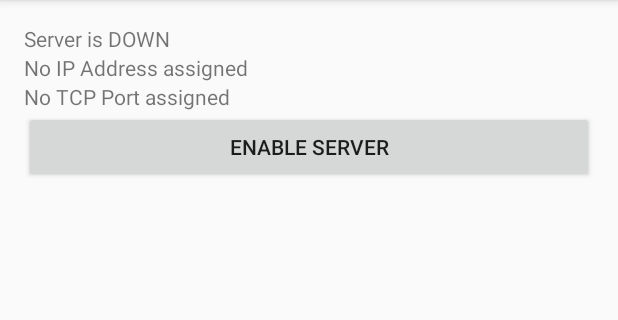
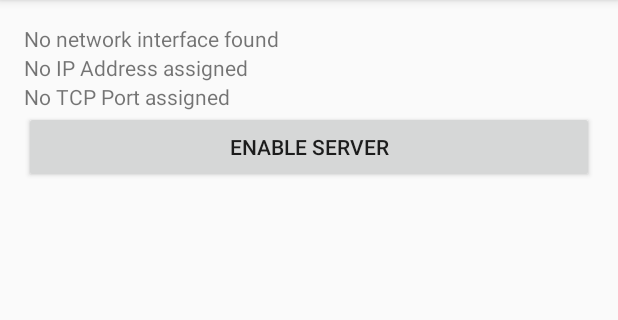
Before and after one commit to nerdaliciousCH/VS_fabischn_Webservices, an Android app: the screen it shows after launch (RESTServerActivity), after a tap on "REST SERVER", on a phone screen of 412 x 824 dp, the part 84-404 px from its top. Run offline under Robolectric (Android 15) with nearby library versions, the phone set to English and light mode, and no system bars.

Commit message:
just some comments

```diff
--- a/app/src/main/java/ch/ethz/inf/vs/a2/fabischn/webservices/RESTServerActivity.java
+++ b/app/src/main/java/ch/ethz/inf/vs/a2/fabischn/webservices/RESTServerActivity.java
@@ -20,8 +20,8 @@ import java.util.Enumeration;
 public class RESTServerActivity extends AppCompatActivity implements Button.OnClickListener{
 
     private static final String TAG = RESTServerActivity.class.getSimpleName();
-//    private static final String NETWORK_INTERFACE = "lo"; // loopback device for testing since there is no wlan0 in emulator
-    private static final String NETWORK_INTERFACE = "wlan0";
+    private static final String NETWORK_INTERFACE = "lo"; // loopback device for testing since there is no wlan0 in emulator
+ //   private static final String NETWORK_INTERFACE = "wlan0";
     private RESTService service;
 
     private TextView textViewIP;
@@ -63,7 +63,8 @@ public class RESTServerActivity extends AppCompatActivity implements Button.OnCl
         if (interfaces != null) {
             while(interfaces.hasMoreElements()){
                 netif = interfaces.nextElement();
-                Log.d(TAG, "IF: " + netif.getName() + " IP: " + netif.getInetAddresses().nextElement().toString());
+                // fdaniel commented because emulator wont run otherwise
+                // Log.d(TAG, "IF: " + netif.getName() + " IP: " + netif.getInetAddresses().nextElement().toString());
                 if (netif.getName().equals(NETWORK_INTERFACE)){
                     Log.d(TAG,"Found " + NETWORK_INTERFACE);
                     mNetworkInterface = netif;
@@ -71,7 +72,7 @@ public class RESTServerActivity extends AppCompatActivity implements Button.OnCl
             }
         }
         if(mNetworkInterface == null){
-            // TODO abort
+            textViewStatus.setText(getString(R.string.no_networkint));
         }
     }
 
--- a/app/src/main/res/values/strings.xml
+++ b/app/src/main/res/values/strings.xml
@@ -15,4 +15,5 @@
     <string name="disable_server">Disable Server</string>
     <string name="server_down">Server is DOWN</string>
     <string name="server_up">Server is UP</string>
+    <string name="no_networkint">No network interface found</string>
 </resources>
```
Also changed, not shown: app/src/main/java/ch/ethz/inf/vs/a2/fabischn/webservices/RESTService.java (+6 -1 lines).
